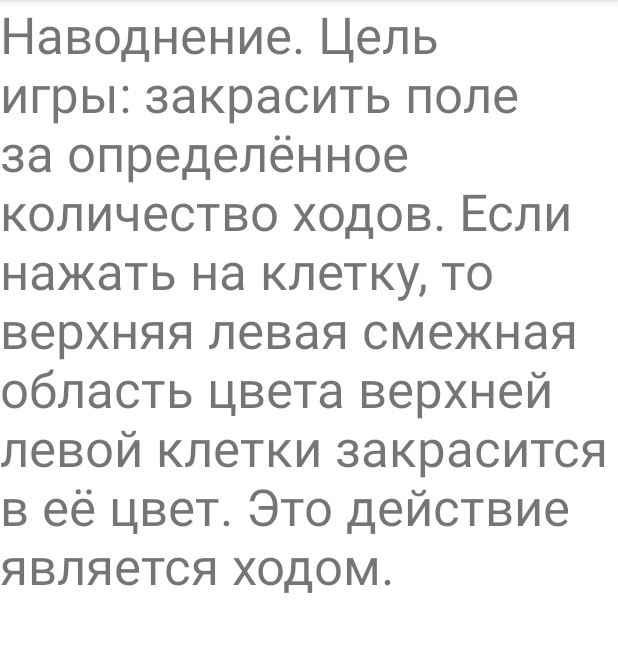
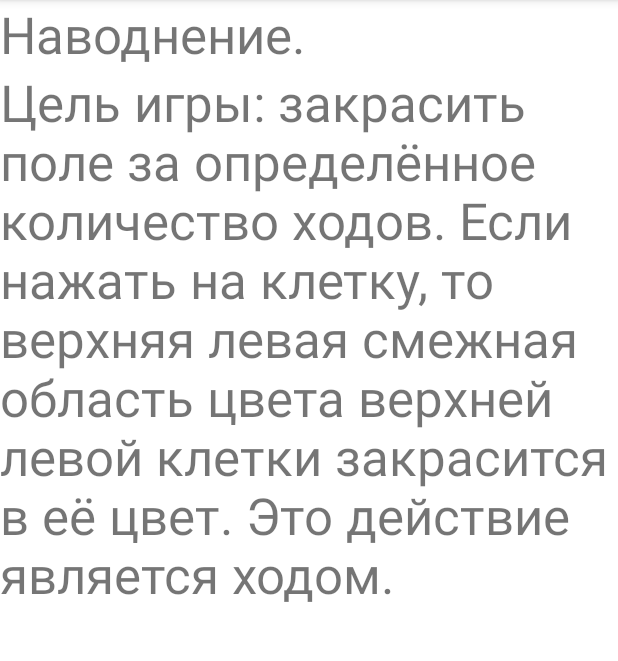
Before and after one commit to crja1/Flood, an Android app: the RuleActivity screen opened directly, with no data from a screen before it, on a phone screen of 412 x 824 dp, the part 84-745 px from its top. Run offline under Robolectric (Android 15) with nearby library versions, the phone set to English and light mode, and no system bars.

```diff
--- a/app/src/main/java/com/example/flood/MainActivity.java
+++ b/app/src/main/java/com/example/flood/MainActivity.java
@@ -17,6 +17,8 @@ public class MainActivity extends AppCompatActivity {
         super.onCreate(savedInstanceState);
         SharedPreferences prefs = getSharedPreferences("settings", Context.MODE_PRIVATE);
         Game.colorNumber = prefs.getInt("colors", 9);
+        Game.moveNumber = prefs.getInt("moves", 16);
+        Game.n = prefs.getInt("ns", 6);
         setContentView(R.layout.activity_main);
         final Button b1 = (Button)findViewById(R.id.button1);
         b1.setOnClickListener( new View.OnClickListener() {
--- a/app/src/main/res/layout/activity_rule.xml
+++ b/app/src/main/res/layout/activity_rule.xml
@@ -4,13 +4,27 @@
     xmlns:tools="http://schemas.android.com/tools"
     android:layout_width="match_parent"
     android:layout_height="match_parent"
+
     tools:context=".RuleActivity">
 
-    <TextView
-        android:id="@+id/textView"
-        android:layout_width="wrap_content"
-        android:layout_height="wrap_content"
-        android:text="Наводнение.
-Цель игры: закрасить поле за определённое количество ходов. Если нажать на клетку, то верхняя левая смежная область цвета верхней левой клетки закрасится в её цвет. Это действие является ходом."
-        android:textSize="34sp" />
+    <LinearLayout
+        android:layout_width="match_parent"
+        android:layout_height="match_parent"
+        android:orientation="vertical">
+
+        <TextView
+            android:id="@+id/textView"
+            android:layout_width="wrap_content"
+            android:layout_height="wrap_content"
+            android:text="Наводнение."
+            android:textSize="34sp" />
+
+        <TextView
+            android:id="@+id/textView2"
+            android:layout_width="wrap_content"
+            android:layout_height="wrap_content"
+            android:text="Цель игры: закрасить поле за определённое количество ходов. Если нажать на клетку, то верхняя левая смежная область цвета верхней левой клетки закрасится в её цвет. Это действие является ходом."
+            android:textSize="34sp" />
+
+    </LinearLayout>
 </androidx.constraintlayout.widget.ConstraintLayout>
```
Also changed, not shown: app/src/main/java/com/example/flood/SettingActivity.java (+58 -38 lines), app/src/main/res/layout/activity_setting.xml (+27 -1 lines).
